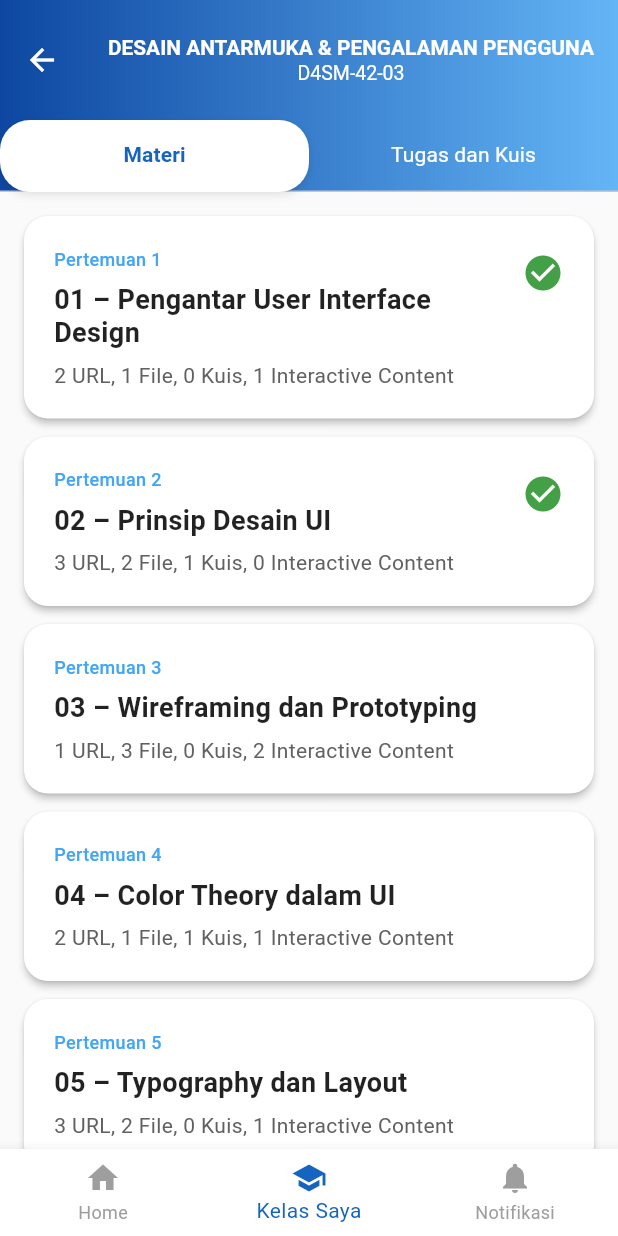
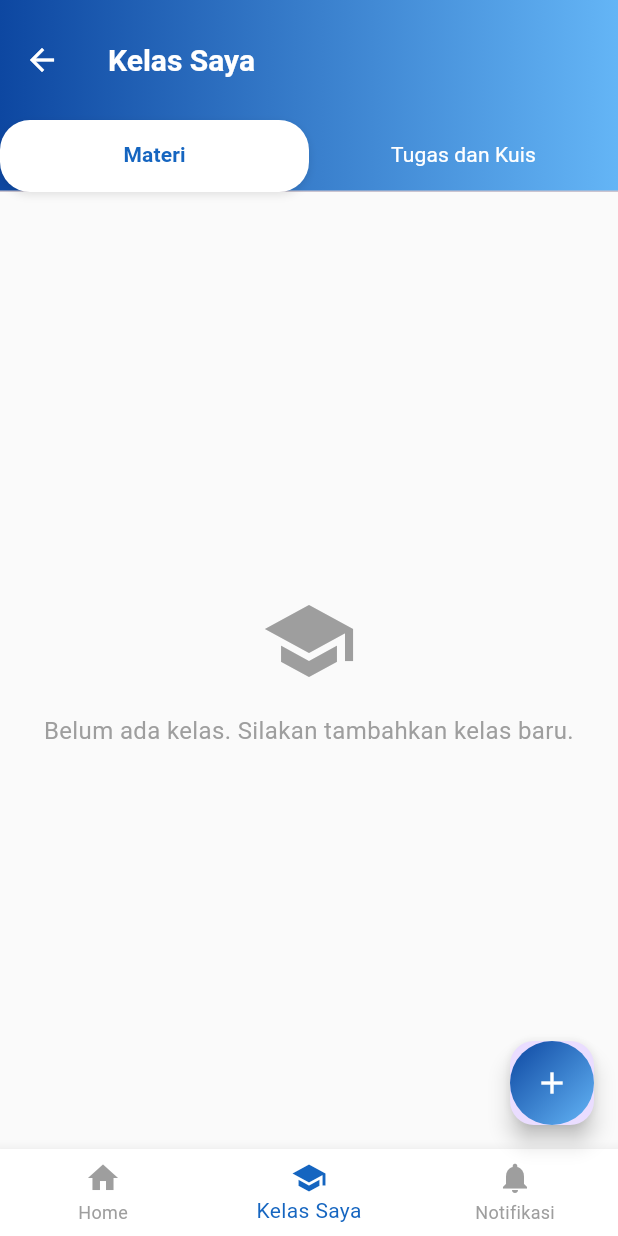
Before and after one commit to ahmadqodiron/tugas-UAS-LMS-Ahmad-Qodiron, a Flutter app: the KelasSayaScreen screen opened directly, on a phone screen of 412 x 824 dp. Run offline on Flutter 3.47's test engine with Material 3 defaults, Android fonts, the light colour scheme and no system bars; our stand-ins replace image_picker, share_plus; network calls fail.

Commit message:
fitur buat kelas

```diff
--- a/lib/kelas_saya_screen.dart
+++ b/lib/kelas_saya_screen.dart
@@ -1,6 +1,7 @@
 import 'package:flutter/material.dart';
 import 'materi_tab.dart';
 import 'tugas_kuis_tab.dart';
+import 'create_class_screen.dart';
 
 class KelasSayaScreen extends StatefulWidget {
   const KelasSayaScreen({super.key});
@@ -44,31 +45,13 @@ class KelasSayaScreenState extends State<KelasSayaScreen>
     return Scaffold(
       appBar: AppBar(
         toolbarHeight: 80, // Increased height for better text fit
-        title: Column(
-          mainAxisSize: MainAxisSize.min,
-          children: [
-            FittedBox(
-              fit: BoxFit.scaleDown,
-              child: Text(
-                'DESAIN ANTARMUKA & PENGALAMAN PENGGUNA',
-                style: TextStyle(
-                  color: Colors.white,
-                  fontSize: 15, // Slightly smaller
-                  fontWeight: FontWeight.bold,
-                ),
-                textAlign: TextAlign.center,
-                maxLines: 1,
-              ),
-            ),
-            Text(
-              'D4SM-42-03',
-              style: TextStyle(
-                color: Colors.white,
-                fontSize: 13, // Slightly smaller
-              ),
-              textAlign: TextAlign.center,
-            ),
-          ],
+        title: const Text(
+          'Kelas Saya',
+          style: TextStyle(
+            color: Colors.white,
+            fontSize: 20,
+            fontWeight: FontWeight.bold,
+          ),
         ),
         backgroundColor: Colors.transparent,
         elevation: 0,
@@ -118,6 +101,28 @@ class KelasSayaScreenState extends State<KelasSayaScreen>
           TugasKuisTab(),
         ],
       ),
+      floatingActionButton: FloatingActionButton(
+        onPressed: () {
+          Navigator.push(
+            context,
+            MaterialPageRoute(builder: (context) => const CreateClassScreen()),
+          );
+        },
+        child: Container(
+          width: 56,
+          height: 56,
+          decoration: BoxDecoration(
+            shape: BoxShape.circle,
+            gradient: LinearGradient(
+              colors: [Colors.blue[900]!, Colors.blue[300]!],
+              begin: Alignment.topLeft,
+              end: Alignment.bottomRight,
+            ),
+          ),
+          child: const Icon(Icons.add, color: Colors.white),
+        ),
+        elevation: 6,
+      ),
       bottomNavigationBar: BottomNavigationBar(
         items: const <BottomNavigationBarItem>[
           BottomNavigationBarItem(
--- a/lib/kelas_tab.dart
+++ b/lib/kelas_tab.dart
@@ -1,4 +1,5 @@
 import 'package:flutter/material.dart';
+import 'package:provider/provider.dart';
 import 'user_provider.dart';
 
 class KelasTab extends StatelessWidget {
@@ -6,7 +7,8 @@ class KelasTab extends StatelessWidget {
 
   @override
   Widget build(BuildContext context) {
-    final classes = User.dummyClasses;
+    final user = Provider.of<User>(context);
+    final classes = user.classes;
 
     return ListView.builder(
       padding: const EdgeInsets.all(16.0),
--- a/lib/materi_tab.dart
+++ b/lib/materi_tab.dart
@@ -1,104 +1,112 @@
 import 'package:flutter/material.dart';
+import 'package:provider/provider.dart';
+import 'package:share_plus/share_plus.dart';
+import 'user_provider.dart';
 
 class MateriTab extends StatelessWidget {
   const MateriTab({super.key});
 
-  // Dummy data for materi
-  static const List<Map<String, dynamic>> dummyMateri = [
-    {
-      'label': 'Pertemuan 1',
-      'title': '01 – Pengantar User Interface Design',
-      'description': '2 URL, 1 File, 0 Kuis, 1 Interactive Content',
-      'isCompleted': true,
-    },
-    {
-      'label': 'Pertemuan 2',
-      'title': '02 – Prinsip Desain UI',
-      'description': '3 URL, 2 File, 1 Kuis, 0 Interactive Content',
-      'isCompleted': true,
-    },
-    {
-      'label': 'Pertemuan 3',
-      'title': '03 – Wireframing dan Prototyping',
-      'description': '1 URL, 3 File, 0 Kuis, 2 Interactive Content',
-      'isCompleted': false,
-    },
-    {
-      'label': 'Pertemuan 4',
-      'title': '04 – Color Theory dalam UI',
-      'description': '2 URL, 1 File, 1 Kuis, 1 Interactive Content',
-      'isCompleted': false,
-    },
-    {
-      'label': 'Pertemuan 5',
-      'title': '05 – Typography dan Layout',
-      'description': '3 URL, 2 File, 0 Kuis, 1 Interactive Content',
-      'isCompleted': false,
-    },
-  ];
-
   @override
   Widget build(BuildContext context) {
+    return Consumer<User>(
+      builder: (context, user, child) {
+        final classes = user.classes;
+        if (classes.isEmpty) {
           return Container(
-      color: Colors.grey[50], // Soft background
+            color: Colors.grey[50],
+            child: const Center(
+              child: Column(
+                mainAxisAlignment: MainAxisAlignment.center,
+                children: [
+                  Icon(
+                    Icons.school,
+                    size: 64,
+                    color: Colors.grey,
+                  ),
+                  SizedBox(height: 16),
+                  Text(
+                    'Belum ada kelas. Silakan tambahkan kelas baru.',
+                    style: TextStyle(
+                      fontSize: 16,
+                      color: Colors.grey,
+                    ),
+                    textAlign: TextAlign.center,
+                  ),
+                ],
+              ),
+            ),
+          );
+        }
+        return Container(
+          color: Colors.grey[50],
           child: ListView.builder(
             padding: const EdgeInsets.all(16.0),
-        itemCount: dummyMateri.length,
+            itemCount: classes.length,
             itemBuilder: (context, index) {
-          final materi = dummyMateri[index];
+              final kelas = classes[index];
               return Card(
                 shape: RoundedRectangleBorder(
                   borderRadius: BorderRadius.circular(16),
                 ),
-            elevation: 2, // Lighter shadow
+                elevation: 2,
                 color: Colors.white,
-            margin: const EdgeInsets.only(bottom: 12), // More spacing
+                margin: const EdgeInsets.only(bottom: 12),
                 child: Padding(
-              padding: const EdgeInsets.all(20.0), // More padding
-              child: Row(
-                crossAxisAlignment: CrossAxisAlignment.start,
+                  padding: const EdgeInsets.all(20.0),
+                  child: Stack(
                     children: [
-                  Expanded(
-                    child: Column(
+                      Column(
                         crossAxisAlignment: CrossAxisAlignment.start,
                         children: [
                           Text(
-                          materi['label'],
-                          style: TextStyle(
-                            fontSize: 12,
-                            color: Colors.blue[400], // Slightly darker blue
-                            fontWeight: FontWeight.w500,
+                            kelas['namaKelas']!,
+                            style: const TextStyle(
+                              fontSize: 18,
+                              fontWeight: FontWeight.bold,
+                              color: Colors.black87,
                             ),
                           ),
                           const SizedBox(height: 8),
                           Text(
-                          materi['title'],
+                            kelas['mataPelajaran']!,
                             style: TextStyle(
-                            fontSize: 18, // Slightly larger
-                            fontWeight: FontWeight.bold,
-                            color: Colors.black87,
-                            height: 1.2, // Better line height
+                              fontSize: 14,
+                              color: Colors.grey[700],
                             ),
                           ),
                           const SizedBox(height: 8),
                           Text(
-                          materi['description'],
+                            'Bagian: ${kelas['bagian']}, Ruang: ${kelas['ruang']}',
                             style: TextStyle(
                               fontSize: 14,
-                            color: Colors.grey[700], // Darker grey
-                            height: 1.3,
+                              color: Colors.grey[600],
                             ),
                           ),
                         ],
                       ),
+                      Positioned(
+                        top: 0,
+                        right: 0,
+                        child: PopupMenuButton<String>(
+                          onSelected: (value) {
+                            if (value == 'share') {
+                              final link = 'https://lms-app.com/invite/${kelas['id']}';
+                              Share.share('Bergabunglah dengan kelas ${kelas['namaKelas']} melalui link ini: $link');
+                            }
+                          },
+                          itemBuilder: (context) => [
+                            const PopupMenuItem(
+                              value: 'share',
+                              child: Row(
+                                children: [
+                                  Icon(Icons.share, color: Colors.blue),
+                                  SizedBox(width: 8),
+                                  Text('Bagikan Link Undangan'),
+                                ],
                               ),
-                  if (materi['isCompleted'])
-                    Padding(
-                      padding: const EdgeInsets.only(left: 16.0, top: 4.0),
-                      child: Icon(
-                        Icons.check_circle,
-                        color: Colors.green[600], // Slightly darker green
-                        size: 28, // Slightly larger
+                            ),
+                          ],
+                          icon: const Icon(Icons.more_vert, color: Colors.grey),
                         ),
                       ),
                     ],
@@ -108,5 +116,7 @@ class MateriTab extends StatelessWidget {
             },
           ),
         );
+      },
+    );
   }
 }
--- a/lib/user_provider.dart
+++ b/lib/user_provider.dart
@@ -12,6 +12,7 @@ class User with ChangeNotifier {
   DateTime firstAccess;
   DateTime lastAccess;
   bool isLoggedIn;
+  List<Map<String, String>> classes;
 
   User({
     required this.firstName,
@@ -25,7 +26,8 @@ class User with ChangeNotifier {
     required this.firstAccess,
     required this.lastAccess,
     this.isLoggedIn = false,
-  });
+    List<Map<String, String>>? classes,
+  }) : classes = classes ?? [];
 
   String get fullName => '$firstName $lastName';
 
@@ -73,6 +75,7 @@ class User with ChangeNotifier {
     firstAccess = DateTime(2023, 9, 1);
     lastAccess = DateTime.now();
     isLoggedIn = false;
+    classes.clear();
     notifyListeners();
   }
 
@@ -81,22 +84,8 @@ class User with ChangeNotifier {
     notifyListeners();
   }
 
-  // Dummy classes
-  static List<Map<String, String>> dummyClasses = [
-    {
-      'nama': 'Matematika Dasar',
-      'kode': 'MATH101',
-      'tanggal_mulai': '2023-09-01',
-    },
-    {
-      'nama': 'Fisika',
-      'kode': 'PHYS101',
-      'tanggal_mulai': '2023-09-01',
-    },
-    {
-      'nama': 'Kimia',
-      'kode': 'CHEM101',
-      'tanggal_mulai': '2023-09-01',
-    },
-  ];
+  void addClass(Map<String, String> newClass) {
+    classes.add(newClass);
+    notifyListeners();
+  }
 }
--- a/pubspec.yaml
+++ b/pubspec.yaml
@@ -36,6 +36,7 @@ dependencies:
   cupertino_icons: ^1.0.8
   image_picker: ^1.0.4
   provider: ^6.1.2
+  share_plus: ^10.0.2
 
 dev_dependencies:
   flutter_test:
```
Also changed, not shown: lib/create_class_screen.dart (added, +117 -0 lines), pubspec.lock, 5 other files. Lines whose indentation alone changed are shown as unchanged.
